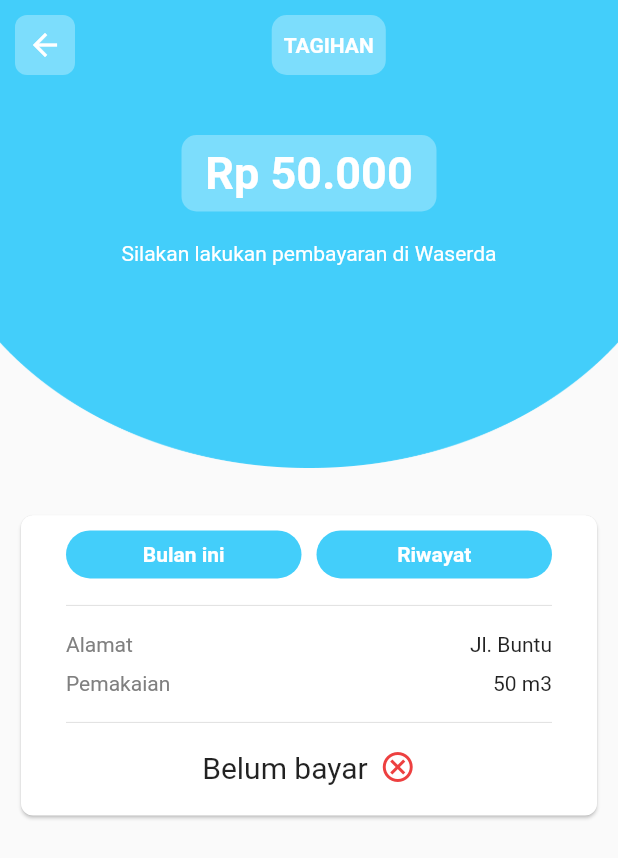
After one commit to febryardiansyah/pamsimas, a Flutter app: the CheckBillScreen screen opened by its route, on a phone screen of 412 x 824 dp. The commit adds this screen. Shown: the top 858 px of the screen. Run offline on Flutter 3.47's test engine with Material 2 defaults, Android fonts, the phone set to English and light mode, and no system bars; our stand-ins replace bloc, cloud_firestore, equatable, firebase_auth, firebase_core, flutter_bloc and 5 more; missing offline and left inert: flutter_barcode_scanner; accounts and stored records are empty.

Commit message:
slicing ui check bill

```diff
--- a/lib/bloc/auth/auth_cubit.dart
+++ b/lib/bloc/auth/auth_cubit.dart
@@ -38,6 +38,7 @@ class AuthCubit extends Cubit<AuthState> {
       await _repo.deleteToken();
       await _repo.signOut();
       Future.delayed(Duration(seconds: 2));
+      emit(LogOutSuccess());
       emit(AuthUnAuthenticated());
     }catch(e){
       print(e);
--- a/lib/bloc/auth/auth_state.dart
+++ b/lib/bloc/auth/auth_state.dart
@@ -6,6 +6,7 @@ class AuthInitial extends AuthState {}
 class AuthAuthenticated extends AuthState {}
 class AuthUnAuthenticated extends AuthState {}
 class LogOutLoading extends AuthState {}
+class LogOutSuccess extends AuthState {}
 class LogOutFailure extends AuthState {
   final String? msg;
 
--- a/lib/helpers/base_color.dart
+++ b/lib/helpers/base_color.dart
@@ -7,4 +7,5 @@ class BaseColor {
   static Color white = Color(0xffFFFFFF);
   static Color red = Color(0xffED4040);
   static Color green = Color(0xff70D981);
+  static Color grey = Color(0xff808080);
 }
--- a/lib/helpers/routes.dart
+++ b/lib/helpers/routes.dart
@@ -1,5 +1,6 @@
 import 'package:flutter/material.dart';
 import 'package:pamsimas/splash_screen.dart';
+import 'package:pamsimas/ui/check_bill/check_bill_screen.dart';
 import 'package:pamsimas/ui/create_user/create_user_screen.dart';
 import 'package:pamsimas/ui/home/home_screen.dart';
 import 'package:pamsimas/ui/index.dart';
@@ -37,6 +38,9 @@ Route? generateRoute(RouteSettings settings){
     case rAddCustomer:
       _route = _pageRoute(settings: settings, body: CreateUserScreen());
       break;
+    case rCheckBill:
+      _route = _pageRoute(settings: settings, body: CheckBillScreen());
+      break;
   }
   return _route;
 }
@@ -48,3 +52,4 @@ const String rIndex = '/index';
 const String rQrCode = '/qrCode';
 const String rScanResult = '/scanResult';
 const String rAddCustomer = '/addCustomer';
+const String rCheckBill = '/checkBill';
--- /dev/null
+++ b/lib/ui/check_bill/check_bill_screen.dart
@@ -0,0 +1,178 @@
+import 'package:flutter/material.dart';
+import 'package:pamsimas/helpers/base_color.dart';
+import 'package:pamsimas/helpers/base_string.dart';
+
+class CheckBillScreen extends StatefulWidget {
+
+  @override
+  _CheckBillScreenState createState() => _CheckBillScreenState();
+}
+
+class _CheckBillScreenState extends State<CheckBillScreen> {
+  late Size _size;
+  @override
+  Widget build(BuildContext context) {
+    _size = MediaQuery.of(context).size;
+    return SafeArea(
+      child: Scaffold(
+        body: SingleChildScrollView(
+          child: Column(
+            children: [
+              Container(
+                width: _size.width,
+                height: _size.height * 0.4,
+                child: Stack(
+                  children: [
+                    Positioned(
+                      top: -100,
+                      right: -50,
+                      left: -50,
+                      child: GestureDetector(
+                        onTap: ()=>Navigator.pop(context),
+                        child: Image.asset(BaseString.vBlueVector,height: _size.height * 0.5,width: _size.width,fit: BoxFit.fill,),
+                      )
+                    ),
+                    Column(
+                      crossAxisAlignment: CrossAxisAlignment.start,
+                      children: [
+                        Container(
+                          margin: EdgeInsets.only(top: 10,left: 10),
+                          width: _size.width * 0.6,
+                          child: Row(
+                            crossAxisAlignment: CrossAxisAlignment.start,
+                            mainAxisAlignment: MainAxisAlignment.center,
+                            children: [
+                              Container(
+                                padding: EdgeInsets.all(8),
+                                height: 40,
+                                width: 40,
+                                child: Center(child: Icon(Icons.arrow_back,color: BaseColor.white,),),
+                                decoration: BoxDecoration(
+                                  color: BaseColor.white.withOpacity(0.3),
+                                  borderRadius: BorderRadius.circular(8),
+                                ),
+                              ),
+                              Spacer(),
+                              Container(
+                                padding: EdgeInsets.all(8),
+                                height: 40,
+                                child: Center(child: Text('TAGIHAN',style: TextStyle(fontWeight: FontWeight.bold,color: BaseColor.white),)),
+                                decoration: BoxDecoration(
+                                    color: BaseColor.white.withOpacity(0.3),
+                                    borderRadius: BorderRadius.circular(10)
+                                ),
+                              )
+                            ],
+                          ),
+                        ),
+                        SizedBox(height: 40,),
+                        Align(
+                          alignment: Alignment.center,
+                          child: Container(
+                            padding: EdgeInsets.all(8),
+                            width: 170,
+                            child: Center(child: Text('Rp 50.000',style: TextStyle(color: BaseColor.white,fontSize: 30,fontWeight: FontWeight.bold),),),
+                            decoration: BoxDecoration(
+                              borderRadius: BorderRadius.circular(10),
+                              color: BaseColor.white.withOpacity(0.3)
+                            ),
+                          ),
+                        ),
+                        SizedBox(height: 20,),
+                        Align(
+                          alignment: Alignment.center,
+                          child: Text('Silakan lakukan pembayaran di Waserda',style: TextStyle(color: BaseColor.white),),
+                        )
+                      ],
+                    )
+                  ],
+                ),
+              ),
+              Padding(
+                padding: EdgeInsets.all(10),
+                child: Card(
+                  shape: RoundedRectangleBorder(
+                    borderRadius: BorderRadius.circular(8),
+                  ),
+                  child: Container(
+                    padding: EdgeInsets.symmetric(vertical: 10,horizontal: 30),
+                    child: Column(
+                      crossAxisAlignment: CrossAxisAlignment.start,
+                      children: [
+                        Row(
+                          mainAxisAlignment: MainAxisAlignment.spaceBetween,
+                          children: [
+                            Expanded(
+                              flex: 1,
+                              child: Container(
+                                padding: EdgeInsets.all(8),
+                                child: Center(child: Text('Bulan ini',style: TextStyle(color: BaseColor.white,fontWeight: FontWeight.bold),)),
+                                decoration: BoxDecoration(
+                                  borderRadius: BorderRadius.circular(20),
+                                  color: BaseColor.lightBlue
+                                ),
+                              ),
+                            ),
+                            SizedBox(width: 10,),
+                            Expanded(
+                              flex: 1,
+                              child: Container(
+                                padding: EdgeInsets.all(8),
+                                child: Center(child: Text('Riwayat',style: TextStyle(color: BaseColor.white,fontWeight: FontWeight.bold),)),
+                                decoration: BoxDecoration(
+                                    borderRadius: BorderRadius.circular(20),
+                                    color: BaseColor.lightBlue
+                                ),
+                              ),
+                            ),
+                          ],
+                        ),
+                        SizedBox(height: 10,),
+                        Divider(),
+                        SizedBox(height: 10,),
+                        Column(
+                          children: [
+                            Row(
+                              children: [
+                                Text('Alamat',style: TextStyle(color: BaseColor.grey),),
+                                Spacer(),
+                                Text('Jl. Buntu')
+                              ],
+                            ),
+                            SizedBox(height: 10,),
+                            Row(
+                              children: [
+                                Text('Pemakaian',style: TextStyle(color: BaseColor.grey),),
+                                Spacer(),
+                                Text('50 m3')
+                              ],
+                            ),
+                          ],
+                        ),
+                        SizedBox(height: 10,),
+                        Divider(),
+                        SizedBox(height: 10,),
+                        Center(
+                          child: Row(
+                            crossAxisAlignment: CrossAxisAlignment.center,
+                            mainAxisAlignment: MainAxisAlignment.center,
+                            children: [
+                              Text('Belum bayar',style: TextStyle(fontSize: 20),),
+                              SizedBox(width: 8,),
+                              Icon(Icons.cancel_outlined,color: BaseColor.red,)
+                            ],
+                          ),
+                        ),
+                        SizedBox(height: 10,),
+                      ],
+                    ),
+                  ),
+                ),
+              )
+            ],
+          ),
+        ),
+      ),
+    );
+  }
+}
--- a/lib/ui/home/home_screen.dart
+++ b/lib/ui/home/home_screen.dart
@@ -43,18 +43,8 @@ class _HomeScreenState extends State<HomeScreen> {
     context.read<GetProfileCubit>().fetchProfile();
     _userMenuList = [
       HomeModel(
-        onTap: ()=>Navigator.pushNamed(context, rHome),
+        onTap: ()=>Navigator.pushNamed(context, rCheckBill),
         title: 'Cek Tagihan',color: Colors.lightBlue,icon: BaseString.iInvoice,
-      ),
-      HomeModel(
-        onTap: (){
-
-        },
-        title: 'Input Meteran',color: Colors.lightBlue,icon: BaseString.iMeter,
-      ),
-      HomeModel(
-        onTap: ()=>Navigator.pushNamed(context, rHome),
-        title: 'Cek Data',color: Colors.lightBlue,icon: BaseString.iData,
       ),
       HomeModel(
         onTap: ()=>Navigator.pushNamed(context, rHome),
```
